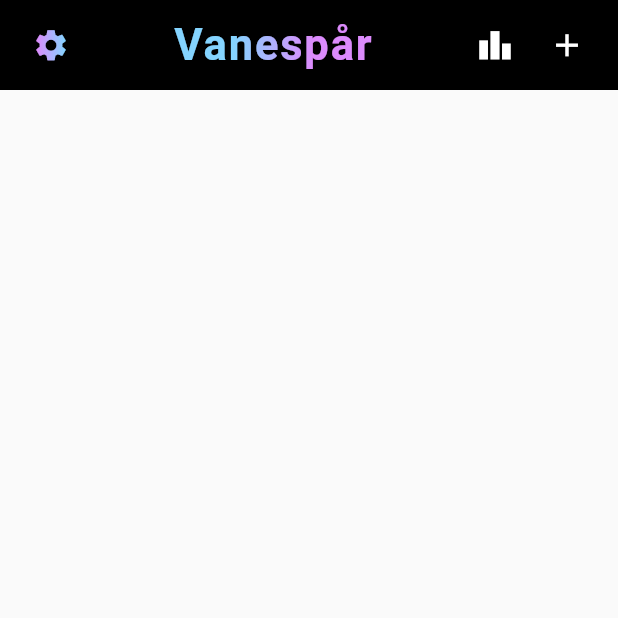
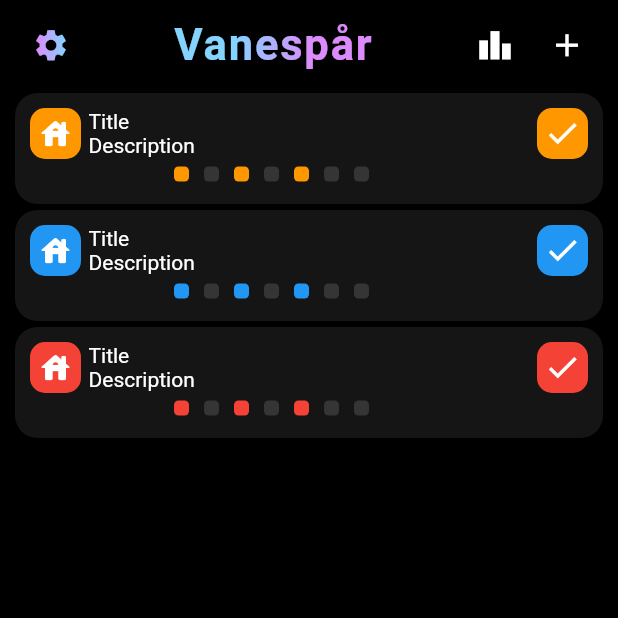
Before and after one commit to Aiveriwhair/Vanespar, a Flutter app: the screen it shows after launch, on a phone screen of 412 x 824 dp, the top half of it. Run offline on Flutter 3.47's test engine with Material 2 defaults, Android fonts, the phone set to English and light mode, and no system bars; our stand-ins replace shared_preferences.

Commit message:
Home page item list implementation

```diff
--- a/lib/screens/home_screen.dart
+++ b/lib/screens/home_screen.dart
@@ -23,17 +23,12 @@ class HomeScreen extends StatelessWidget {
 class CustomHeader extends StatelessWidget {
   const CustomHeader({super.key});
 
-  void onParameterPress(){
-  }
-  void onStatsPress(){
-  }
-  void onNewHabitPress(){
-
-  }
+  void onParameterPress() {}
+  void onStatsPress() {}
+  void onNewHabitPress() {}
 
   @override
   Widget build(BuildContext context) {
-
     double iconSize = 25.0;
 
     return Container(
@@ -56,7 +51,8 @@ class CustomHeader extends StatelessWidget {
                       ],
                     ).createShader(bounds),
                     child: IconButton(
-                      icon: Icon(Icons.settings, color: Colors.white, size: iconSize),
+                      icon: Icon(Icons.settings,
+                          color: Colors.white, size: iconSize),
                       onPressed: onParameterPress,
                     ),
                   ),
@@ -101,7 +97,8 @@ class CustomHeader extends StatelessWidget {
                 mainAxisAlignment: MainAxisAlignment.end,
                 children: <Widget>[
                   IconButton(
-                    icon: Icon(Icons.leaderboard, color: Colors.white, size: iconSize),
+                    icon: Icon(Icons.leaderboard,
+                        color: Colors.white, size: iconSize),
                     onPressed: onStatsPress,
                   ),
                   IconButton(
@@ -120,32 +117,152 @@ class MyListWidget extends StatelessWidget {
 
   @override
   Widget build(BuildContext context) {
+    IconData someIconData = Icons.house_rounded;
+
     List<Widget> items = [
+      CustomListItem(
+        title: "Title",
+        description: "Description",
+        isCompleted: false,
+        iconData: someIconData,
+        lastDaysCompletion: const [true, false, true, false, true, false],
+        color: Colors.orange,
+      ),
+      CustomListItem(
+        title: "Title",
+        description: "Description",
+        isCompleted: false,
+        iconData: someIconData,
+        lastDaysCompletion: const [true, false, true, false, true, false],
+        color: Colors.blue,
+      ),
+      CustomListItem(
+        title: "Title",
+        description: "Description",
+        isCompleted: false,
+        iconData: someIconData,
+        lastDaysCompletion: const [true, false, true, false, true, false],
+        color: Colors.red,
+      ),
     ];
 
-    return ListView(
-      children: items,
+    return Container(
+      color: Colors.black, child: ListView(children: items)
     );
   }
 }
 
 class CustomListItem extends StatelessWidget {
+  final Color color;
   final String title;
   final String description;
   final bool isCompleted;
-  final Icon icon;
-  final List<bool> lastDaysCompletion;
+  final IconData iconData;
+  List<bool> lastDaysCompletion;
 
-  const CustomListItem({super.key, required this.title, required this.description, required this.isCompleted, required this.icon, required this.lastDaysCompletion});
+  CustomListItem({
+    Key? key,
+    required this.title,
+    required this.description,
+    required this.isCompleted,
+    required this.iconData,
+    required List<bool> lastDaysCompletion,
+    required this.color,
+  }) : lastDaysCompletion = [...lastDaysCompletion, isCompleted],
+        super(key: key);
 
-  void onItemTap(){
-  }
+  void onItemTap() {}
+  void onCompleteButtonPress() {}
 
   @override
   Widget build(BuildContext context) {
-    return ListTile(
-      title: Text(title),
-      onTap: onItemTap,
-    );
+
+    double iconSize = 34;
+
+    Color backGroundColor = HexColor.fromHex("#151515");
+    Color unselectedColor = HexColor.fromHex("#353535");
+
+    return Container(
+        color: Colors.black,
+        padding: const EdgeInsets.fromLTRB(10, 2, 10, 2),
+        child: Container(
+            padding: const EdgeInsets.all(10.0),
+            decoration: BoxDecoration(
+                borderRadius: const BorderRadius.all(Radius.circular(15)),
+                color: backGroundColor),
+            child: Column(
+              children: <Widget>[
+                Row(
+                  mainAxisAlignment: MainAxisAlignment.spaceBetween,
+                  children: [
+                    Row(
+                      children: [
+                        Container(
+                            decoration: BoxDecoration(
+                              borderRadius:
+                                  const BorderRadius.all(Radius.circular(10)),
+                              color: color,
+                            ),
+                            width: iconSize,
+                            height: iconSize,
+                            child: Icon(
+                              iconData,
+                              color: Colors.white,
+                            )),
+                        const SizedBox(width: 5),
+                        Column(
+                          crossAxisAlignment: CrossAxisAlignment.start,
+                          children: [
+                            Text(title,
+                                style: const TextStyle(color: Colors.white)),
+                            Text(description,
+                                style: const TextStyle(color: Colors.white))
+                          ],
+                        ),
+                      ],
+                    ),
+                    Container(
+                        decoration: BoxDecoration(
+                          borderRadius:
+                              const BorderRadius.all(Radius.circular(10)),
+                          color: color,
+                        ),
+                        width: iconSize,
+                        height: iconSize,
+                        child: IconButton(
+                          padding: EdgeInsets.zero,
+                          iconSize: 25,
+                          icon: const Icon(Icons.check, color: Colors.white),
+                          onPressed: onCompleteButtonPress,
+                          style: const ButtonStyle(),
+                        ))
+                  ],
+                ),
+                Container(
+                    width: 200,
+                    height: 20,
+                    padding: const EdgeInsets.all(5.0),
+                    child: ListView.builder(
+                        itemCount: lastDaysCompletion.length,
+                        scrollDirection: Axis.horizontal,
+                        itemBuilder: (context, index) {
+                          Color squareColor = lastDaysCompletion[index]
+                              ? color
+                              : unselectedColor;
+                          return Container(
+                            width: 10,
+                            height: 10,
+                            margin: const EdgeInsets.fromLTRB(5,0,5,0),
+                            decoration: BoxDecoration(
+                              borderRadius:
+                              const BorderRadius.all(Radius.circular(3)),
+                              color: squareColor,
+                            ),
+                          );
+                        },
+                    )
+                )
+              ],
+            )));
   }
 }
```
